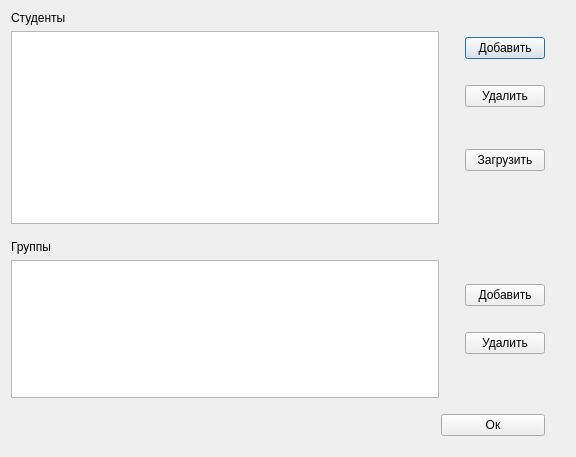
Qt form ui/studentswindow.ui (7enSmile/clientVKR) before a commit.
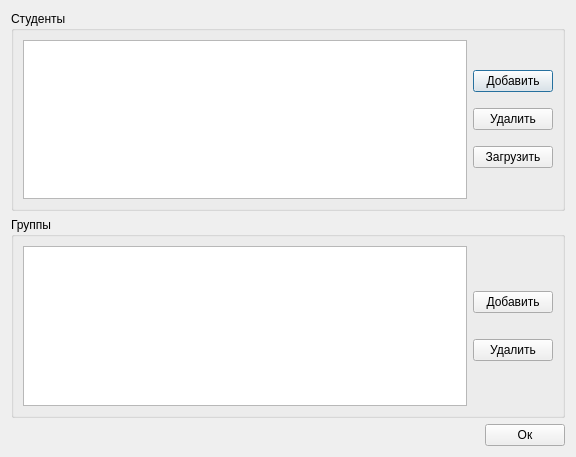
The same form after that commit.

```diff
--- a/ui/studentswindow.ui
+++ b/ui/studentswindow.ui
@@ -15,18 +15,13 @@
   </property>
   <layout class="QVBoxLayout" name="verticalLayout_2">
    <item>
-    <layout class="QVBoxLayout" name="verticalLayout">
-     <item>
-      <layout class="QHBoxLayout" name="horizontalLayout">
-       <item>
-        <layout class="QVBoxLayout" name="verticalLayout_5">
-         <item>
-          <widget class="QLabel" name="label">
-           <property name="text">
+    <widget class="QGroupBox" name="groupBox">
+     <property name="title">
             <string>Студенты</string>
            </property>
-          </widget>
-         </item>
+     <layout class="QHBoxLayout" name="horizontalLayout_4">
+      <item>
+       <layout class="QVBoxLayout" name="verticalLayout_5">
          <item>
           <widget class="QTableView" name="tableViewStudents">
            <property name="showGrid">
@@ -54,22 +49,6 @@
          </item>
         </layout>
        </item>
-       <item>
-        <spacer name="horizontalSpacer_3">
-         <property name="orientation">
-          <enum>Qt::Horizontal</enum>
-         </property>
-         <property name="sizeType">
-          <enum>QSizePolicy::Fixed</enum>
-         </property>
-         <property name="sizeHint" stdset="0">
-          <size>
-           <width>20</width>
-           <height>20</height>
-          </size>
-         </property>
-        </spacer>
-       </item>
        <item>
         <layout class="QVBoxLayout" name="verticalLayout_3">
          <item>
@@ -103,7 +82,7 @@
            <property name="sizeHint" stdset="0">
             <size>
              <width>20</width>
-             <height>20</height>
+            <height>10</height>
             </size>
            </property>
           </spacer>
@@ -120,25 +99,12 @@
            <property name="orientation">
             <enum>Qt::Vertical</enum>
            </property>
-           <property name="sizeHint" stdset="0">
-            <size>
-             <width>20</width>
-             <height>40</height>
-            </size>
-           </property>
-          </spacer>
-         </item>
-         <item>
-          <spacer name="verticalSpacer_12">
-           <property name="orientation">
-            <enum>Qt::Vertical</enum>
-           </property>
            <property name="sizeType">
             <enum>QSizePolicy::Fixed</enum>
            </property>
            <property name="sizeHint" stdset="0">
             <size>
-             <width>10</width>
+            <width>20</width>
              <height>10</height>
             </size>
            </property>
@@ -164,66 +130,19 @@
            </property>
           </spacer>
          </item>
-         <item>
-          <spacer name="verticalSpacer_3">
-           <property name="orientation">
-            <enum>Qt::Vertical</enum>
-           </property>
-           <property name="sizeHint" stdset="0">
-            <size>
-             <width>20</width>
-             <height>40</height>
-            </size>
-           </property>
-          </spacer>
-         </item>
-        </layout>
-       </item>
-       <item>
-        <spacer name="horizontalSpacer_5">
-         <property name="orientation">
-          <enum>Qt::Horizontal</enum>
-         </property>
-         <property name="sizeType">
-          <enum>QSizePolicy::Fixed</enum>
-         </property>
-         <property name="sizeHint" stdset="0">
-          <size>
-           <width>20</width>
-           <height>20</height>
-          </size>
-         </property>
-        </spacer>
-       </item>
-      </layout>
+       </layout>
+      </item>
+     </layout>
+    </widget>
      </item>
      <item>
-      <spacer name="verticalSpacer">
-       <property name="orientation">
-        <enum>Qt::Vertical</enum>
-       </property>
-       <property name="sizeType">
-        <enum>QSizePolicy::Fixed</enum>
-       </property>
-       <property name="sizeHint" stdset="0">
-        <size>
-         <width>20</width>
-         <height>10</height>
-        </size>
-       </property>
-      </spacer>
-     </item>
-     <item>
-      <layout class="QHBoxLayout" name="horizontalLayout_3">
-       <item>
-        <layout class="QVBoxLayout" name="verticalLayout_6">
-         <item>
-          <widget class="QLabel" name="label_2">
-           <property name="text">
+    <widget class="QGroupBox" name="groupBox_2">
+     <property name="title">
             <string>Группы</string>
            </property>
-          </widget>
-         </item>
+     <layout class="QHBoxLayout" name="horizontalLayout">
+      <item>
+       <layout class="QVBoxLayout" name="verticalLayout_6">
          <item>
           <widget class="QTableView" name="tableViewGroups">
            <attribute name="horizontalHeaderVisible">
@@ -236,22 +155,6 @@
          </item>
         </layout>
        </item>
-       <item>
-        <spacer name="horizontalSpacer_2">
-         <property name="orientation">
-          <enum>Qt::Horizontal</enum>
-         </property>
-         <property name="sizeType">
-          <enum>QSizePolicy::Fixed</enum>
-         </property>
-         <property name="sizeHint" stdset="0">
-          <size>
-           <width>20</width>
-           <height>20</height>
-          </size>
-         </property>
-        </spacer>
-       </item>
        <item>
         <layout class="QVBoxLayout" name="verticalLayout_4">
          <item>
@@ -312,41 +215,8 @@
          </item>
         </layout>
        </item>
-       <item>
-        <spacer name="horizontalSpacer_4">
-         <property name="orientation">
-          <enum>Qt::Horizontal</enum>
-         </property>
-         <property name="sizeType">
-          <enum>QSizePolicy::Fixed</enum>
-         </property>
-         <property name="sizeHint" stdset="0">
-          <size>
-           <width>20</width>
-           <height>20</height>
-          </size>
-         </property>
-        </spacer>
-       </item>
-      </layout>
-     </item>
-    </layout>
-   </item>
-   <item>
-    <spacer name="verticalSpacer_8">
-     <property name="orientation">
-      <enum>Qt::Vertical</enum>
-     </property>
-     <property name="sizeType">
-      <enum>QSizePolicy::Fixed</enum>
-     </property>
-     <property name="sizeHint" stdset="0">
-      <size>
-       <width>20</width>
-       <height>10</height>
-      </size>
-     </property>
-    </spacer>
+     </layout>
+    </widget>
    </item>
    <item>
     <layout class="QHBoxLayout" name="horizontalLayout_2">
@@ -356,7 +226,7 @@
         <enum>Qt::Horizontal</enum>
        </property>
        <property name="sizeType">
-        <enum>QSizePolicy::Fixed</enum>
+        <enum>QSizePolicy::Expanding</enum>
        </property>
        <property name="sizeHint" stdset="0">
         <size>
@@ -373,40 +243,8 @@
        </property>
       </widget>
      </item>
-     <item>
-      <spacer name="horizontalSpacer_6">
-       <property name="orientation">
-        <enum>Qt::Horizontal</enum>
-       </property>
-       <property name="sizeType">
-        <enum>QSizePolicy::Fixed</enum>
-       </property>
-       <property name="sizeHint" stdset="0">
-        <size>
-         <width>20</width>
-         <height>20</height>
-        </size>
-       </property>
-      </spacer>
-     </item>
     </layout>
    </item>
-   <item>
-    <spacer name="verticalSpacer_9">
-     <property name="orientation">
-      <enum>Qt::Vertical</enum>
-     </property>
-     <property name="sizeType">
-      <enum>QSizePolicy::Fixed</enum>
-     </property>
-     <property name="sizeHint" stdset="0">
-      <size>
-       <width>20</width>
-       <height>10</height>
-      </size>
-     </property>
-    </spacer>
-   </item>
   </layout>
  </widget>
  <resources/>
```
Lines whose indentation alone changed are shown as unchanged.
